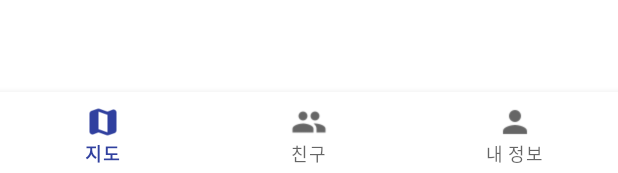
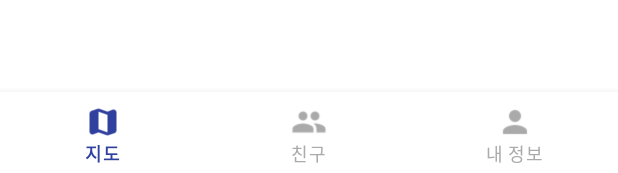
Before and after one commit to Jhanoo/BloomBuddy, an Android app: the layout activity_menu.xml on its own in the app's theme, with its tools: preview values and no code run, on a phone screen of 412 x 824 dp. Shown: the part 1060-1233 px from the top of the screen. Run offline under Robolectric (Android 15) with nearby library versions, the phone set to English and light mode, and no system bars.

```diff
--- a/app/src/main/java/com/example/bloombuddy/menuFragment/FriendFragment.kt
+++ b/app/src/main/java/com/example/bloombuddy/menuFragment/FriendFragment.kt
@@ -6,6 +6,8 @@ import android.view.LayoutInflater
 import android.view.View
 import android.view.ViewGroup
 import com.example.bloombuddy.R
+import com.example.bloombuddy.navigationHeight
+import com.example.bloombuddy.statusBarHeight
 
 // TODO: Rename parameter arguments, choose names that match
 // the fragment initialization parameters, e.g. ARG_ITEM_NUMBER
@@ -35,6 +37,8 @@ class FriendFragment : Fragment() {
         savedInstanceState: Bundle?
     ): View? {
         // Inflate the layout for this fragment
+
+
         return inflater.inflate(R.layout.fragment_friend, container, false)
     }
 
--- a/app/src/main/java/com/example/bloombuddy/menuFragment/MapFragment.kt
+++ b/app/src/main/java/com/example/bloombuddy/menuFragment/MapFragment.kt
@@ -121,9 +121,9 @@ class MapFragment : Fragment(), OnMapReadyCallback {
 
     override fun onPause() {
         super.onPause()
-        mapView.onPause()
         if (hasPermission)
             fusedLocationProviderClient.removeLocationUpdates(locationCallback)
+        mapView.onPause()
     }
 
     override fun onSaveInstanceState(outState: Bundle) {
@@ -133,11 +133,15 @@ class MapFragment : Fragment(), OnMapReadyCallback {
 
     override fun onStop() {
         super.onStop()
+        if (hasPermission)
+            fusedLocationProviderClient.removeLocationUpdates(locationCallback)
         mapView.onStop()
     }
 
     override fun onDestroyView() {
         super.onDestroyView()
+        if (hasPermission)
+            fusedLocationProviderClient.removeLocationUpdates(locationCallback)
         mapView.onDestroy()
     }
 
--- /dev/null
+++ b/app/src/main/res/color/bnv_tab_item_foreground.xml
@@ -0,0 +1,5 @@
+<?xml version="1.0" encoding="utf-8"?>
+<selector xmlns:android="http://schemas.android.com/apk/res/android">
+    <item android:state_checked="true" android:color="@color/dark_blue" />
+    <item android:color="@android:color/darker_gray"  />
+</selector>
--- a/app/src/main/res/layout/activity_menu.xml
+++ b/app/src/main/res/layout/activity_menu.xml
@@ -18,6 +18,8 @@
         android:layout_width="match_parent"
         android:layout_height="56dp"
         app:itemBackground="@android:color/white"
+        app:itemIconTint="@color/bnv_tab_item_foreground"
+        app:itemTextColor="@color/bnv_tab_item_foreground"
         app:menu="@menu/btm_navi_menu"></com.google.android.material.bottomnavigation.BottomNavigationView>
 
 </LinearLayout>
```
Also changed, not shown: app/src/main/java/com/example/bloombuddy/MenuActivity.kt (+36 -4 lines).
